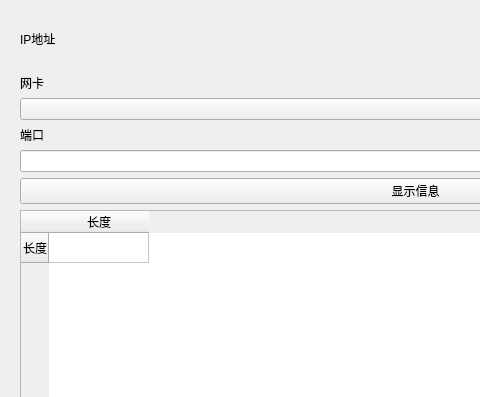
MLLhh/MLLhh, file cap_pac_g6/mainwindow.ui: the form before one commit; both pictures show x 0 to 480 and y 0 to 397 of the 828 by 796 pixel window.
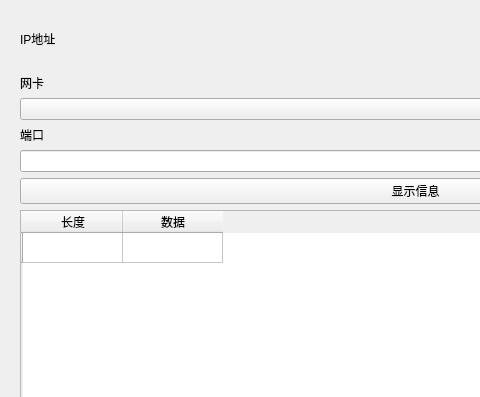
The form after the commit.

```diff
--- a/cap_pac_g6/mainwindow.ui
+++ b/cap_pac_g6/mainwindow.ui
@@ -69,7 +69,7 @@
       <widget class="QTableWidget" name="tableWidget">
        <row>
         <property name="text">
-         <string>长度</string>
+         <string/>
         </property>
        </row>
        <column>
@@ -77,6 +77,11 @@
          <string>长度</string>
         </property>
        </column>
+       <column>
+        <property name="text">
+         <string>数据</string>
+        </property>
+       </column>
       </widget>
      </item>
      <item>
```
